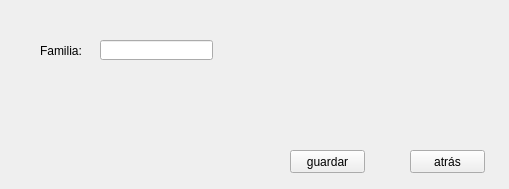
Before: the Qt Designer form EDCervezas/registrarfamiliacerveza.ui in RARUTO21/EDProgra2, drawn with Qt 5.
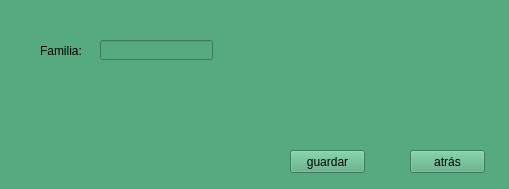
After: the same form once the commit is applied.

The edit to the form file:
```diff
--- a/EDCervezas/registrarfamiliacerveza.ui
+++ b/EDCervezas/registrarfamiliacerveza.ui
@@ -13,6 +13,9 @@
   <property name="windowTitle">
    <string>Form</string>
   </property>
+  <property name="styleSheet">
+   <string notr="true">background-color: rgb(85, 170, 127);;</string>
+  </property>
   <widget class="QPushButton" name="btnatras2">
    <property name="geometry">
     <rect>
```
